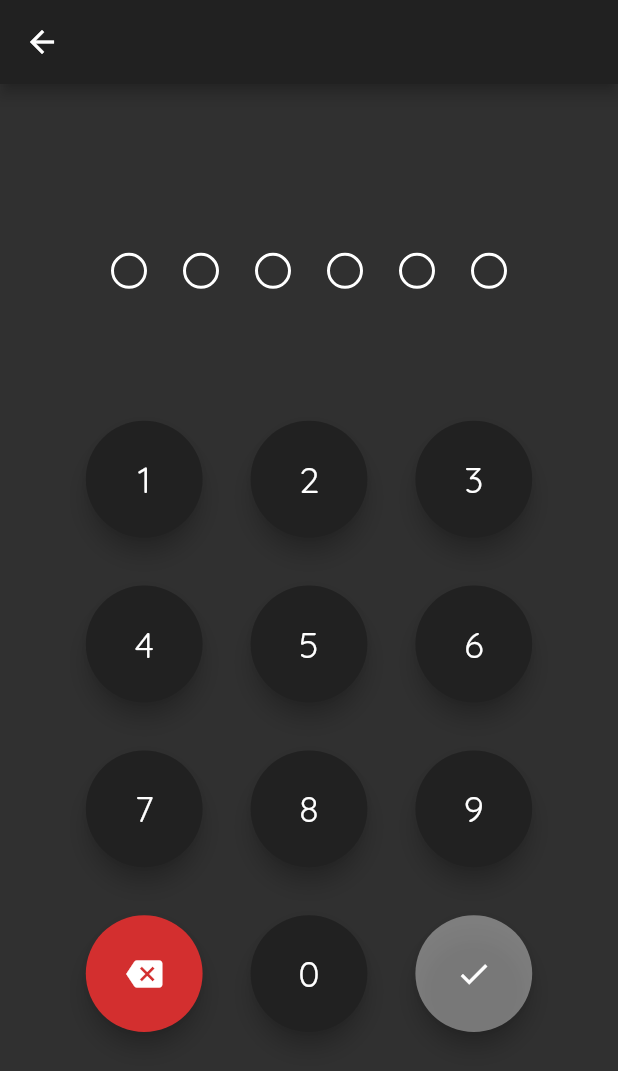
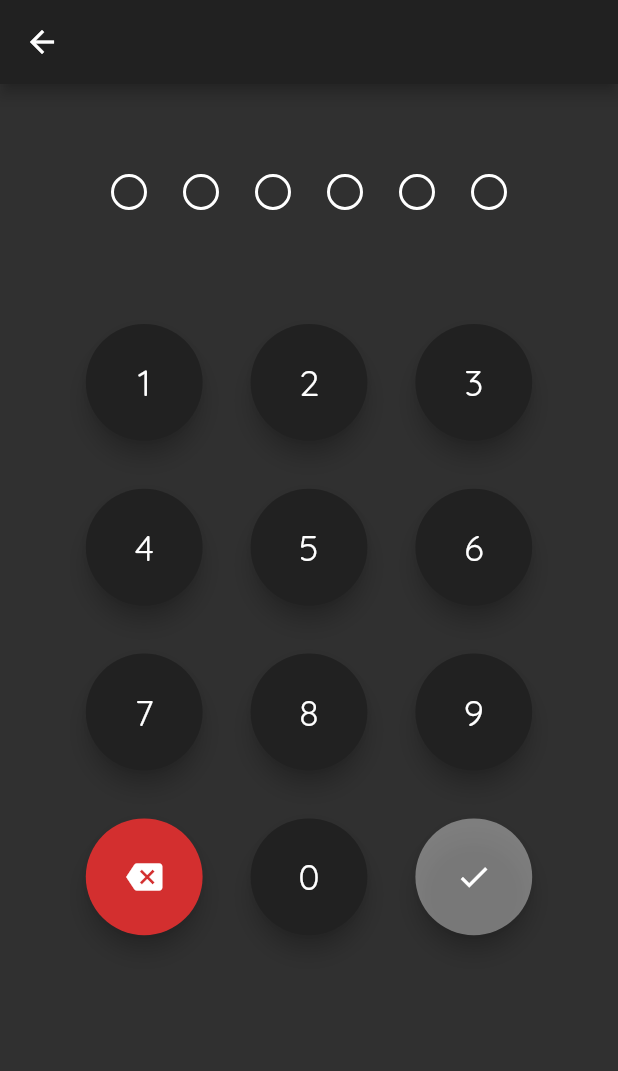
Before and after one commit to shiburagi/payment_flow_challenge, a Flutter app: the PinView screen opened directly, on a phone screen of 412 x 824 dp. Shown: the top 1071 px of the screen. Run offline on Flutter 3.47's test engine with Material 2 defaults, Android fonts, the light colour scheme and no system bars; our stand-ins replace flutter_swiper, qr_flutter; missing offline and left inert: drawerbehavior, sweetalert.

Commit message:
handle for iphone 8 screen

```diff
--- a/lib/view/pin.dart
+++ b/lib/view/pin.dart
@@ -24,7 +24,7 @@ class _PinViewState extends State<PinView> {
 
   buildPinDot() {
     return Container(
-      margin: EdgeInsets.only(top: 48, bottom: 60),
+      margin: EdgeInsets.only(top: 48, bottom: 48),
       alignment: Alignment.center,
       child: Row(
         children: List.generate(maxPin, (index) {
@@ -47,18 +47,20 @@ class _PinViewState extends State<PinView> {
   Widget build(BuildContext context) {
     return Scaffold(
       appBar: AppBar(),
-      body: LayoutBuilder(
-        builder: (context, constraint) => Stack(
+      body: LayoutBuilder(builder: (context, constraint) {
+        double height = (constraint.maxWidth * 0.8) * 4 / 3;
+        return Stack(
           children: <Widget>[
             Positioned(
-                  bottom: 120,
+              top: 0,
+              bottom: 0,
               child: Container(
                 width: constraint.maxWidth,
                 child: Column(
                   children: <Widget>[
                     buildPinDot(),
                     Container(
-                          height: (constraint.maxWidth * 0.8) * 4 / 3,
+                      height: height,
                       width: constraint.maxWidth * 0.8,
                       child: GridView.count(
                         crossAxisCount: 3,
@@ -140,8 +142,8 @@ class _PinViewState extends State<PinView> {
               ),
             ),
           ],
-            ),
-      ),
+        );
+      }),
     );
   }
 }
```
Also changed, not shown: lib/pages/payment.dart (+6 -2 lines). Lines whose indentation alone changed are shown as unchanged.
